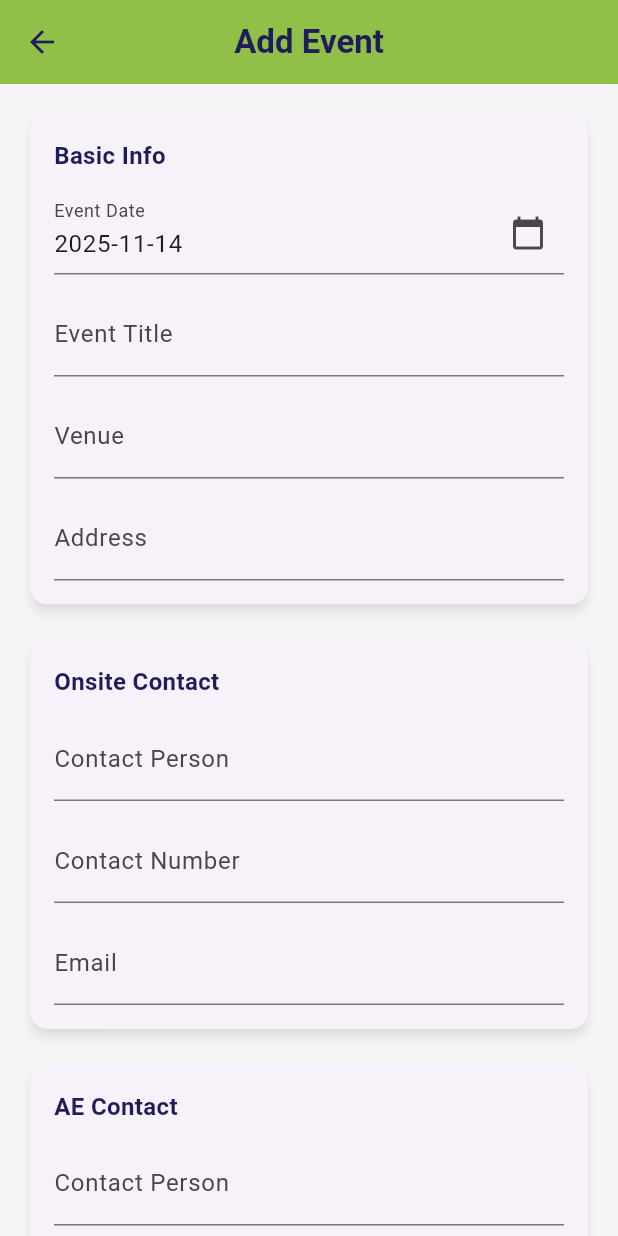
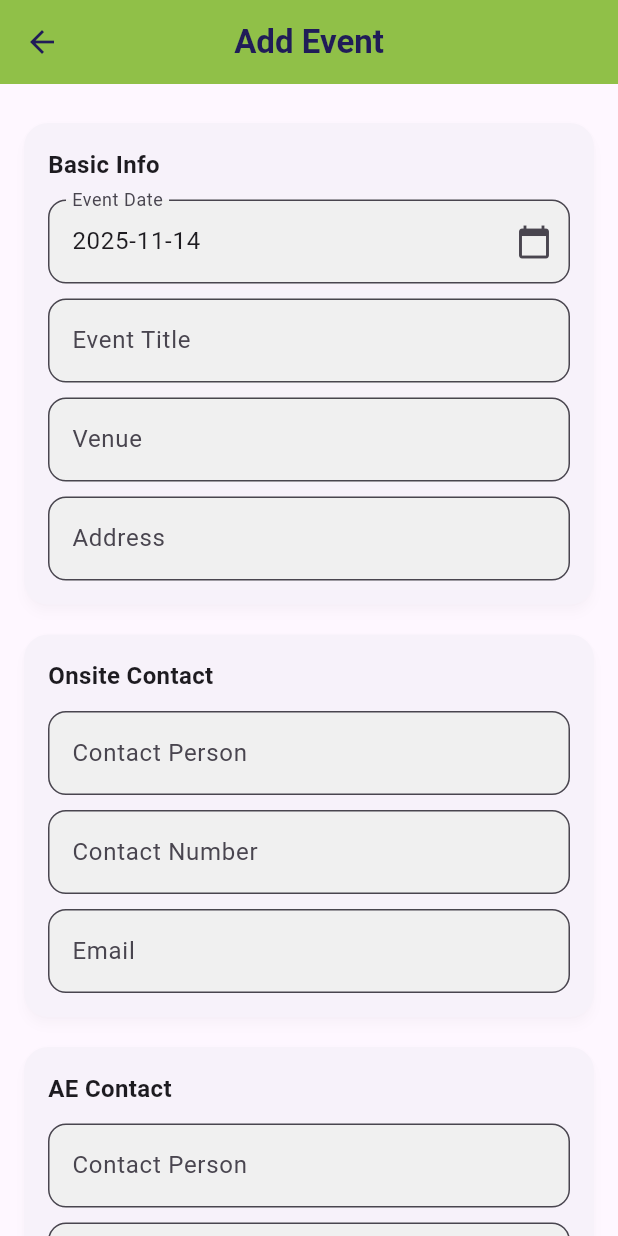
Before and after one commit to munashethedeveloper/kenwell_health_app, a Flutter app: the EventScreen screen opened by its route, on a phone screen of 412 x 824 dp. Run offline on Flutter 3.47's test engine with Material 3 defaults, Android fonts, the phone set to English and light mode, and no system bars; our stand-ins replace cloud_firestore, firebase_auth, package_info_plus, shared_preferences, signature, table_calendar; accounts and stored records are empty.

Commit message:
UPDATED THE CALENDAR AND EVENT SCREEN - MORE MODERN

```diff
--- a/lib/ui/features/event/widgets/event_screen.dart
+++ b/lib/ui/features/event/widgets/event_screen.dart
@@ -29,7 +29,6 @@ class _EventScreenState extends State<EventScreen> {
   @override
   void initState() {
     super.initState();
-
     final WellnessEvent? eventToEdit = widget.existingEvent ??
         (widget.existingEvents != null && widget.existingEvents!.isNotEmpty
             ? widget.existingEvents!.first
@@ -64,10 +63,10 @@ class _EventScreenState extends State<EventScreen> {
         decoration: InputDecoration(
           labelText: label,
           filled: true,
-          fillColor: Colors.white,
+          fillColor: Colors.grey[100],
           border: OutlineInputBorder(
               borderRadius: BorderRadius.circular(12),
-          ),
+              borderSide: BorderSide.none),
         ),
         items: options
             .map((e) => DropdownMenuItem(value: e, child: Text(e)))
@@ -85,10 +84,11 @@ class _EventScreenState extends State<EventScreen> {
         decoration: InputDecoration(
           labelText: label,
           filled: true,
-          fillColor: Colors.white,
+          fillColor: Colors.grey[100],
           suffixIcon: const Icon(Icons.access_time),
           border: OutlineInputBorder(
             borderRadius: BorderRadius.circular(12),
+            borderSide: BorderSide.none,
           ),
         ),
         onTap: () async {
@@ -97,25 +97,46 @@ class _EventScreenState extends State<EventScreen> {
       );
     }
 
+    Widget sectionWrapper(String title, List<Widget> children) {
+      return Card(
+        elevation: 3,
+        shape: RoundedRectangleBorder(borderRadius: BorderRadius.circular(16)),
+        margin: const EdgeInsets.symmetric(vertical: 10),
+        shadowColor: Colors.black12,
+        child: Padding(
+          padding: const EdgeInsets.all(16.0),
+          child: Column(
+            crossAxisAlignment: CrossAxisAlignment.start,
+            children: [
+              Text(title,
+                  style: const TextStyle(
+                      fontSize: 16, fontWeight: FontWeight.bold)),
+              const SizedBox(height: 12),
+              ...children
+            ],
+          ),
+        ),
+      );
+    }
+
     return Scaffold(
-      backgroundColor: const Color(0xFFF5F5F5),
       appBar: KenwellAppBar(title: isEditMode ? 'Edit Event' : 'Add Event'),
       body: SingleChildScrollView(
         padding: const EdgeInsets.all(16),
         child: Column(
-          crossAxisAlignment: CrossAxisAlignment.start,
           children: [
-            // ===== Basic Info =====
-            _buildSectionCard(
-              title: 'Basic Info',
-              child: Column(
-                children: [
+            // Basic Info Section
+            sectionWrapper('Basic Info', [
               TextFormField(
                 controller: widget.viewModel.dateController,
                 readOnly: true,
                 decoration: const InputDecoration(
                   labelText: 'Event Date',
                   suffixIcon: Icon(Icons.calendar_today),
+                  filled: true,
+                  fillColor: Color(0xFFF0F0F0),
+                  border: OutlineInputBorder(
+                      borderRadius: BorderRadius.all(Radius.circular(12))),
                 ),
                 onTap: () async {
                   final pickedDate = await showDatePicker(
@@ -130,194 +151,188 @@ class _EventScreenState extends State<EventScreen> {
                   }
                 },
               ),
-                  const SizedBox(height: 12),
+              const SizedBox(height: 10),
               TextFormField(
                 controller: widget.viewModel.titleController,
-                    decoration: const InputDecoration(labelText: 'Event Title'),
+                decoration: const InputDecoration(
+                    labelText: 'Event Title',
+                    filled: true,
+                    fillColor: Color(0xFFF0F0F0),
+                    border: OutlineInputBorder(
+                        borderRadius: BorderRadius.all(Radius.circular(12)))),
               ),
-                  const SizedBox(height: 12),
+              const SizedBox(height: 10),
               TextFormField(
                 controller: widget.viewModel.venueController,
-                    decoration: const InputDecoration(labelText: 'Venue'),
+                decoration: const InputDecoration(
+                    labelText: 'Venue',
+                    filled: true,
+                    fillColor: Color(0xFFF0F0F0),
+                    border: OutlineInputBorder(
+                        borderRadius: BorderRadius.all(Radius.circular(12)))),
               ),
-                  const SizedBox(height: 12),
+              const SizedBox(height: 10),
               TextFormField(
                 controller: widget.viewModel.addressController,
-                    decoration: const InputDecoration(labelText: 'Address'),
+                decoration: const InputDecoration(
+                    labelText: 'Address',
+                    filled: true,
+                    fillColor: Color(0xFFF0F0F0),
+                    border: OutlineInputBorder(
+                        borderRadius: BorderRadius.all(Radius.circular(12)))),
               ),
-                ],
-              ),
-            ),
+            ]),
 
-            const SizedBox(height: 16),
-
-            // ===== Onsite Contact =====
-            _buildSectionCard(
-              title: 'Onsite Contact',
-              child: Column(
-                children: [
+            // Onsite Contact Section
+            sectionWrapper('Onsite Contact', [
               TextFormField(
                 controller: widget.viewModel.onsiteContactController,
-                    decoration:
-                        const InputDecoration(labelText: 'Contact Person'),
+                decoration: const InputDecoration(
+                    labelText: 'Contact Person',
+                    filled: true,
+                    fillColor: Color(0xFFF0F0F0),
+                    border: OutlineInputBorder(
+                        borderRadius: BorderRadius.all(Radius.circular(12)))),
               ),
-                  const SizedBox(height: 12),
+              const SizedBox(height: 10),
               TextFormField(
                 controller: widget.viewModel.onsiteNumberController,
-                    decoration:
-                        const InputDecoration(labelText: 'Contact Number'),
+                decoration: const InputDecoration(
+                    labelText: 'Contact Number',
+                    filled: true,
+                    fillColor: Color(0xFFF0F0F0),
+                    border: OutlineInputBorder(
+                        borderRadius: BorderRadius.all(Radius.circular(12)))),
                 keyboardType: TextInputType.phone,
               ),
-                  const SizedBox(height: 12),
+              const SizedBox(height: 10),
               TextFormField(
                 controller: widget.viewModel.onsiteEmailController,
-                    decoration: const InputDecoration(labelText: 'Email'),
+                decoration: const InputDecoration(
+                    labelText: 'Email',
+                    filled: true,
+                    fillColor: Color(0xFFF0F0F0),
+                    border: OutlineInputBorder(
+                        borderRadius: BorderRadius.all(Radius.circular(12)))),
                 keyboardType: TextInputType.emailAddress,
               ),
-                ],
-              ),
-            ),
+            ]),
 
-            const SizedBox(height: 16),
-
-            // ===== AE Contact =====
-            _buildSectionCard(
-              title: 'AE Contact',
-              child: Column(
-                children: [
+            // AE Contact Section
+            sectionWrapper('AE Contact', [
               TextFormField(
                 controller: widget.viewModel.aeContactController,
-                    decoration:
-                        const InputDecoration(labelText: 'Contact Person'),
+                decoration: const InputDecoration(
+                    labelText: 'Contact Person',
+                    filled: true,
+                    fillColor: Color(0xFFF0F0F0),
+                    border: OutlineInputBorder(
+                        borderRadius: BorderRadius.all(Radius.circular(12)))),
               ),
-                  const SizedBox(height: 12),
+              const SizedBox(height: 10),
               TextFormField(
                 controller: widget.viewModel.aeNumberController,
-                    decoration:
-                        const InputDecoration(labelText: 'Contact Number'),
+                decoration: const InputDecoration(
+                    labelText: 'Contact Number',
+                    filled: true,
+                    fillColor: Color(0xFFF0F0F0),
+                    border: OutlineInputBorder(
+                        borderRadius: BorderRadius.all(Radius.circular(12)))),
                 keyboardType: TextInputType.phone,
               ),
-                ],
-              ),
-            ),
+            ]),
 
-            const SizedBox(height: 16),
-
-            // ===== Participation =====
-            _buildSectionCard(
-              title: 'Participation & Numbers',
-              child: Column(
-                children: [
+            // Participation & Numbers Section
+            sectionWrapper('Participation & Numbers', [
               TextFormField(
-                    controller:
-                        widget.viewModel.expectedParticipationController,
+                controller: widget.viewModel.expectedParticipationController,
                 decoration: const InputDecoration(
-                        labelText: 'Expected Participation'),
+                    labelText: 'Expected Participation',
+                    filled: true,
+                    fillColor: Color(0xFFF0F0F0),
+                    border: OutlineInputBorder(
+                        borderRadius: BorderRadius.all(Radius.circular(12)))),
                 keyboardType: TextInputType.number,
               ),
-                  const SizedBox(height: 12),
+              const SizedBox(height: 10),
               TextFormField(
                 controller: widget.viewModel.passportsController,
-                    decoration: const InputDecoration(labelText: 'Passports'),
+                decoration: const InputDecoration(
+                    labelText: 'Passports',
+                    filled: true,
+                    fillColor: Color(0xFFF0F0F0),
+                    border: OutlineInputBorder(
+                        borderRadius: BorderRadius.all(Radius.circular(12)))),
                 keyboardType: TextInputType.number,
               ),
-                  const SizedBox(height: 12),
+              const SizedBox(height: 10),
               TextFormField(
                 controller: widget.viewModel.nursesController,
-                    decoration: const InputDecoration(labelText: 'Nurses'),
+                decoration: const InputDecoration(
+                    labelText: 'Nurses',
+                    filled: true,
+                    fillColor: Color(0xFFF0F0F0),
+                    border: OutlineInputBorder(
+                        borderRadius: BorderRadius.all(Radius.circular(12)))),
                 keyboardType: TextInputType.number,
               ),
-                ],
-              ),
-            ),
+            ]),
 
-            const SizedBox(height: 16),
-
-            // ===== Options =====
-            _buildSectionCard(
-              title: 'Options',
-              child: Column(
-                children: [
-                  buildDropdown(
-                      'Medical Aid',
-                      widget.viewModel.medicalAid,
-                      ['Yes', 'No'],
-                      (val) => widget.viewModel.medicalAid = val),
-                  const SizedBox(height: 12),
-                  buildDropdown(
-                      'Non-Members',
-                      widget.viewModel.nonMembers,
-                      ['Yes', 'No'],
-                      (val) => widget.viewModel.nonMembers = val),
-                  const SizedBox(height: 12),
-                  buildDropdown(
-                      'Coordinators',
-                      widget.viewModel.coordinators,
-                      ['Yes', 'No'],
-                      (val) => widget.viewModel.coordinators = val),
-                  const SizedBox(height: 12),
+            // Options Section
+            sectionWrapper('Options', [
+              buildDropdown('Medical Aid', widget.viewModel.medicalAid,
+                  ['Yes', 'No'], (val) => widget.viewModel.medicalAid = val),
+              const SizedBox(height: 10),
+              buildDropdown('Non-Members', widget.viewModel.nonMembers,
+                  ['Yes', 'No'], (val) => widget.viewModel.nonMembers = val),
+              const SizedBox(height: 10),
+              buildDropdown('Coordinators', widget.viewModel.coordinators,
+                  ['Yes', 'No'], (val) => widget.viewModel.coordinators = val),
+              const SizedBox(height: 10),
               buildDropdown(
                   'Multiply Promoters',
                   widget.viewModel.multiplyPromoters,
                   ['Yes', 'No'],
                   (val) => widget.viewModel.multiplyPromoters = val),
-                  const SizedBox(height: 12),
-                  buildDropdown(
-                      'Mobile Booths',
-                      widget.viewModel.mobileBooths,
-                      ['Yes', 'No'],
-                      (val) => widget.viewModel.mobileBooths = val),
-                  const SizedBox(height: 12),
+              const SizedBox(height: 10),
+              buildDropdown('Mobile Booths', widget.viewModel.mobileBooths,
+                  ['Yes', 'No'], (val) => widget.viewModel.mobileBooths = val),
+              const SizedBox(height: 10),
               buildDropdown(
                   'Services Requested',
                   widget.viewModel.servicesRequested,
                   ['HRA', 'Other'],
                   (val) => widget.viewModel.servicesRequested = val),
-                ],
-              ),
-            ),
+            ]),
 
-            const SizedBox(height: 16),
-
-            // ===== Time Details =====
-            _buildSectionCard(
-              title: 'Time Details',
-              child: Column(
-                children: [
+            // Time Details Section
+            sectionWrapper('Time Details', [
               buildTimeField(
                   'Setup Time', widget.viewModel.setUpTimeController),
-                  const SizedBox(height: 12),
+              const SizedBox(height: 10),
               buildTimeField(
                   'Start Time', widget.viewModel.startTimeController),
-                  const SizedBox(height: 12),
-                  buildTimeField(
-                      'End Time', widget.viewModel.endTimeController),
-                  const SizedBox(height: 12),
+              const SizedBox(height: 10),
+              buildTimeField('End Time', widget.viewModel.endTimeController),
+              const SizedBox(height: 10),
               buildTimeField('Strike Down Time',
                   widget.viewModel.strikeDownTimeController),
-                ],
-              ),
-            ),
+            ]),
 
             const SizedBox(height: 20),
-
-            Center(
-              child: ElevatedButton(
+            ElevatedButton(
               onPressed: () {
                 final eventDate =
                     DateTime.tryParse(widget.viewModel.dateController.text) ??
                         widget.date;
-
                 WellnessEvent eventToSave;
                 if (isEditMode) {
-                    eventToSave =
-                        widget.viewModel.buildEvent(eventDate).copyWith(
-                              id: eventToEdit!.id,
-                            );
+                  eventToSave = widget.viewModel
+                      .buildEvent(eventDate)
+                      .copyWith(id: eventToEdit!.id);
                 } else {
                   eventToSave = widget.viewModel.buildEvent(eventDate);
                 }
-
                 widget.onSave(eventToSave);
                 widget.viewModel.clearControllers();
                 Navigator.pop(context);
@@ -329,33 +344,10 @@ class _EventScreenState extends State<EventScreen> {
                 shape: RoundedRectangleBorder(
                     borderRadius: BorderRadius.circular(12)),
               ),
-                child: const Text('Save Event'),
+              child: const Text('Save Event',
+                  style: TextStyle(fontWeight: FontWeight.bold)),
             ),
-            ),
-          ],
-        ),
-      ),
-    );
-  }
-
-  Widget _buildSectionCard({required String title, required Widget child}) {
-    return Card(
-      elevation: 3,
-      shape: RoundedRectangleBorder(borderRadius: BorderRadius.circular(12)),
-      shadowColor: Colors.grey.withOpacity(0.3),
-      child: Padding(
-        padding: const EdgeInsets.all(16),
-        child: Column(
-          crossAxisAlignment: CrossAxisAlignment.start,
-          children: [
-            Text(title,
-                style: const TextStyle(
-                  fontWeight: FontWeight.bold,
-                  fontSize: 16,
-                  color: Color(0xFF201C58),
-                )),
-            const SizedBox(height: 12),
-            child,
+            const SizedBox(height: 30),
           ],
         ),
       ),
```
Also changed, not shown: lib/ui/features/calendar/widgets/calendar_screen.dart (+53 -16 lines), lib/ui/features/event/widgets/event_details_screen.dart (+79 -62 lines). Lines whose indentation alone changed are shown as unchanged.
